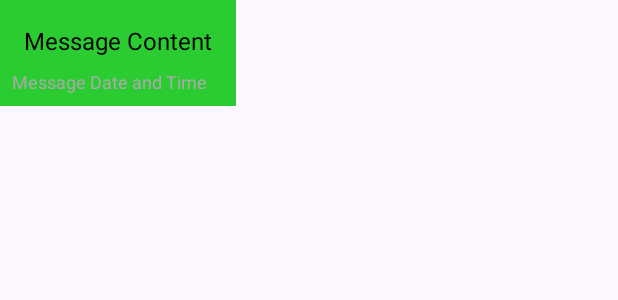
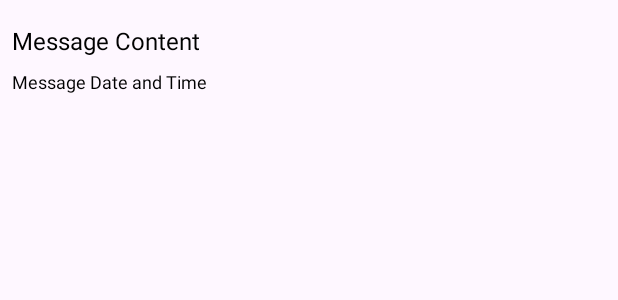
Before and after one commit to yaringenish/Ma_Kore, an Android app: the layout message_item.xml on its own in the app's theme, with its tools: preview values and no code run, on a phone screen of 412 x 824 dp. Shown: the top 300 px of the screen. Run offline under Robolectric (Android 15) with nearby library versions, the phone set to English and light mode, and no system bars.

Commit message:
last for today

```diff
--- a/app/src/main/java/com/example/makore/ChatListActivity.java
+++ b/app/src/main/java/com/example/makore/ChatListActivity.java
@@ -33,6 +33,7 @@ public class ChatListActivity extends AppCompatActivity implements ChatListAdapt
         Intent intent = new Intent(this, CurrentChatActivity.class);
         intent.putExtra("token", token);
         intent.putExtra("chatId",chatListItem.getId());
+        intent.putExtra("username", getIntent().getStringExtra("username"));
         startActivity(intent);
     }
     @Override
--- a/app/src/main/java/com/example/makore/CurrentChatActivity.java
+++ b/app/src/main/java/com/example/makore/CurrentChatActivity.java
@@ -3,6 +3,7 @@ package com.example.makore;
 import android.content.Intent;
 import android.os.Bundle;
 import android.util.Log;
+import android.widget.TextView;
 
 import androidx.annotation.NonNull;
 import androidx.appcompat.app.AppCompatActivity;
@@ -48,7 +49,7 @@ public class CurrentChatActivity extends AppCompatActivity {
         }).get(ChatItemViewModel.class);
 
         RecyclerView messageListItems = findViewById(R.id.lstMessages);
-        final MessageListAdapter adapter = new MessageListAdapter(this);
+        final MessageListAdapter adapter = new MessageListAdapter(this, getIntent().getStringExtra("username"));
 
         messageListItems.setAdapter(adapter);
         messageListItems.setLayoutManager(new LinearLayoutManager(this));
--- a/app/src/main/java/com/example/makore/LoginActivity.java
+++ b/app/src/main/java/com/example/makore/LoginActivity.java
@@ -40,6 +40,7 @@ public class LoginActivity extends AppCompatActivity {
                     if(ld.getToken() != null) {
                         Intent intent = new Intent(LoginActivity.this, ChatListActivity.class);
                         intent.putExtra("token", ld.getToken());
+                        intent.putExtra("username", ld.getUsername());
                         startActivity(intent);
                     } else {
                         binding.tvLoginErrors.setText(R.string.usernameOrPassword);
--- a/app/src/main/res/layout/message_item.xml
+++ b/app/src/main/res/layout/message_item.xml
@@ -8,21 +8,21 @@
     >
 
     <LinearLayout
-        android:layout_width="match_parent"
+        android:id="@+id/LinearLayout1"
+        android:layout_width="wrap_content"
         android:layout_height="wrap_content"
         android:orientation="vertical"
         android:padding="8dp"
-        tools:layout_editor_absoluteX="0dp"
-        tools:layout_editor_absoluteY="0dp"
         tools:ignore="MissingConstraints"
-        android:background="#2BCC32">
-
+        >
 
 
         <RelativeLayout
             android:layout_width="wrap_content"
             android:layout_height="wrap_content"
-            android:padding="8dp">
+            android:paddingTop="8dp"
+            android:paddingEnd="16dp"
+            android:paddingBottom="8dp">
 
             <TextView
                 android:id="@+id/tvMessageContent"
@@ -39,7 +39,7 @@
             android:layout_width="wrap_content"
             android:layout_height="wrap_content"
             android:text="Message Date and Time"
-            android:textColor="@android:color/darker_gray"
+            android:textColor="@color/black"
             android:textSize="12sp" />
 
     </LinearLayout>
--- a/app/src/main/res/values/colors.xml
+++ b/app/src/main/res/values/colors.xml
@@ -2,4 +2,7 @@
 <resources>
     <color name="black">#FF000000</color>
     <color name="white">#FFFFFFFF</color>
+    <color name="outGoing">#4CAF50</color>
+    <color name="inComing">#009688</color>
+
 </resources>
```
Also changed, not shown: app/src/main/java/com/example/makore/adapters/MessageListAdapter.java (+88 -2 lines).
